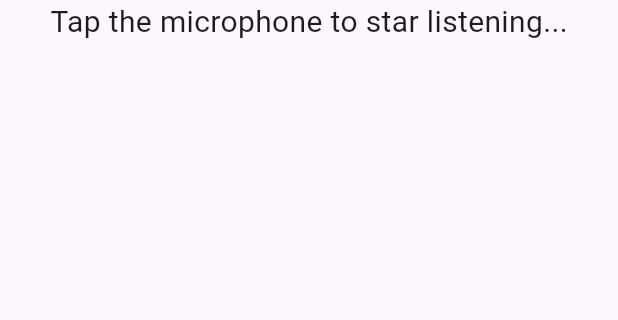
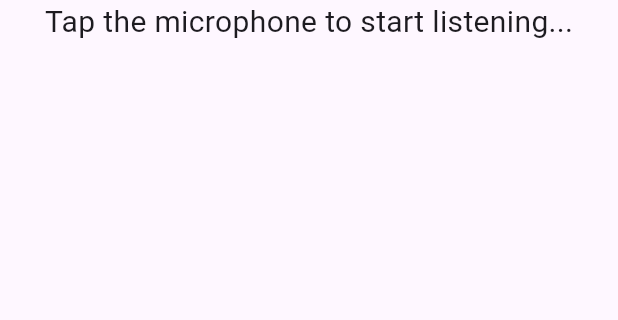
Before and after one commit to xmrpablito/prueba, a Flutter app: the screen it shows after launch, after a tap on the "mic off" icon, on a phone screen of 412 x 824 dp, the part 84-404 px from its top. Run offline on Flutter 3.47's test engine with Material 3 defaults, Android fonts, the phone set to English and light mode, and no system bars; our stand-ins replace flutter_tts, speech_to_text.

Commit message:
DE VOZ A TEXTO Y DE TEXTO A VOZ

```diff
--- a/lib/pages/home_page.dart
+++ b/lib/pages/home_page.dart
@@ -1,8 +1,9 @@
 import 'package:flutter/material.dart';
 import 'package:speech_to_text/speech_to_text.dart';
+import 'package:flutter_tts/flutter_tts.dart';
 
 class HomePage extends StatefulWidget {
-  const HomePage({super.key});
+  const HomePage({Key? key});
 
   @override
   State<HomePage> createState() => _HomePageState();
@@ -10,9 +11,11 @@ class HomePage extends StatefulWidget {
 
 class _HomePageState extends State<HomePage> {
   final SpeechToText _speechToText = SpeechToText();
+  FlutterTts flutterTts = FlutterTts();
   bool _speechEnabled = false;
   String _wordsSpoken = "";
   double _confidenceLevel = 0;
+
   @override
   void initState() {
     super.initState();
@@ -21,6 +24,7 @@ class _HomePageState extends State<HomePage> {
 
   void initSpeech() async {
     _speechEnabled = await _speechToText.initialize();
+    await flutterTts.setLanguage("es-ES");
     setState(() {});
   }
 
@@ -33,6 +37,7 @@ class _HomePageState extends State<HomePage> {
 
   void _stopListening() async {
     await _speechToText.stop();
+    _speakAfterRecognition();
     setState(() {});
   }
 
@@ -41,6 +46,12 @@ class _HomePageState extends State<HomePage> {
       _wordsSpoken = "${result.recognizedWords}";
       _confidenceLevel = result.confidence;
     });
+  }
+
+  Future<void> _speakAfterRecognition() async {
+    if (!_speechToText.isListening) {
+      await flutterTts.speak(_wordsSpoken);
+    }
   }
 
   @override
@@ -63,23 +74,24 @@ class _HomePageState extends State<HomePage> {
                 _speechToText.isListening
                     ? "listening..."
                     : _speechEnabled
-                        ? "Tap the microphone to star listening..."
+                        ? "Tap the microphone to start listening..."
                         : "Speech not available",
                 style: TextStyle(fontSize: 20.0),
               ),
             ),
             Expanded(
-                child: Container(
-                  padding:EdgeInsets.all(16),
-              child: Text(
-                _wordsSpoken,
+              child: Container(
+                padding: EdgeInsets.all(16),
+                child: Text(
+                  _wordsSpoken,
+                ),
               ),
-            )),
+            ),
             if (_speechToText.isNotListening && _confidenceLevel > 0)
               Padding(
-                padding: const EdgeInsets.only(bottom:100,),
+                padding: const EdgeInsets.only(bottom: 100),
                 child: Text(
-                  "condicende: ${(_confidenceLevel * 100).toStringAsFixed(1)}%",
+                  "confidence: ${(_confidenceLevel * 100).toStringAsFixed(1)}%",
                   style: TextStyle(fontSize: 30.0, fontWeight: FontWeight.w200),
                 ),
               )
```
